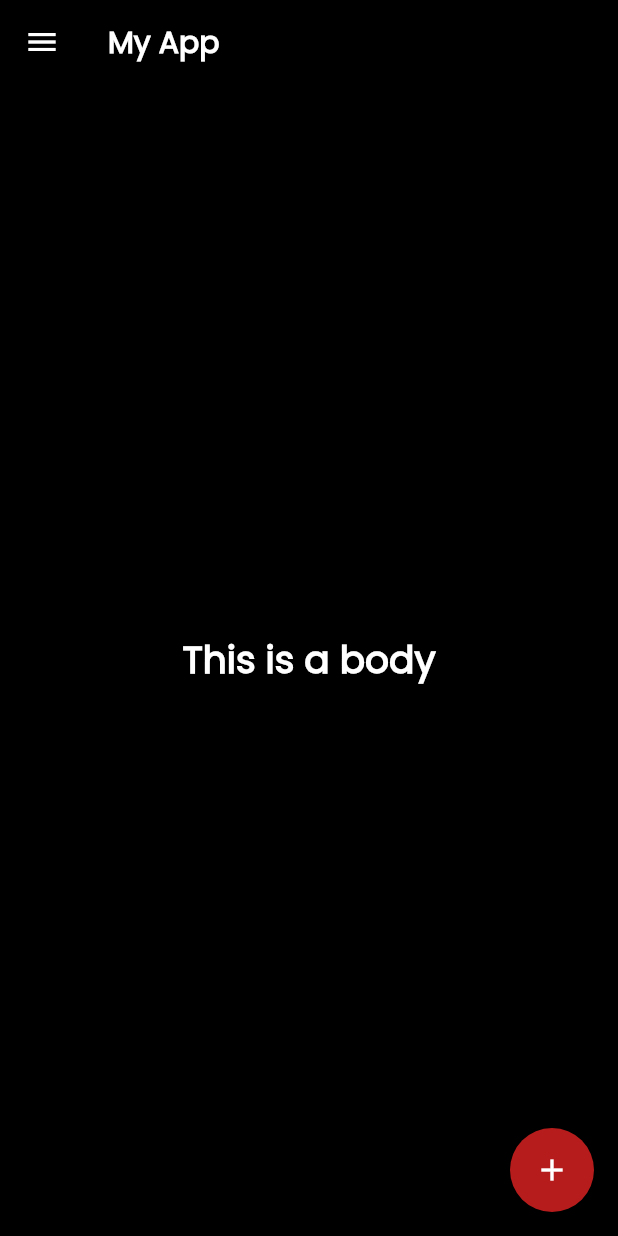
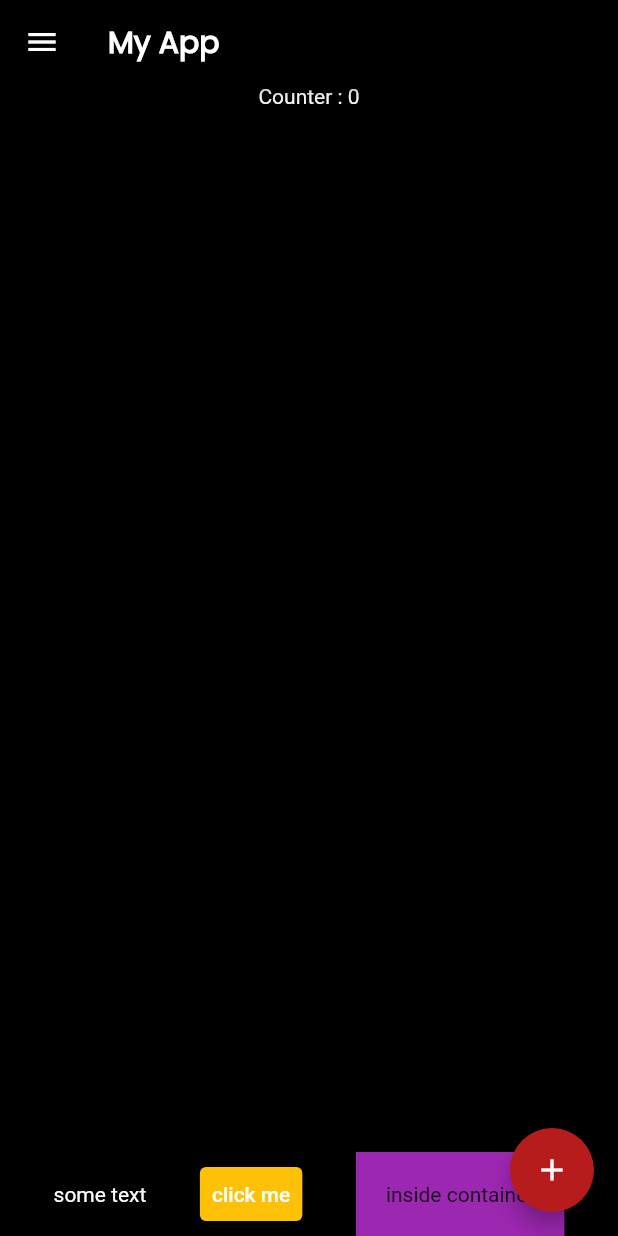
Before and after one commit to abhijeetr-ajmerainfotech/flutter_tutorial, a Flutter app: the screen it shows after launch, on a phone screen of 412 x 824 dp. Run offline on Flutter 3.47's test engine with Material 2 defaults, Android fonts, the phone set to English and light mode, and no system bars.

Commit message:
rows and column (#2)

```diff
--- a/myapp/lib/main.dart
+++ b/myapp/lib/main.dart
@@ -1,74 +1,21 @@
-// import 'package:flutter/material.dart';
-
-// void main() => runApp(const MyApp());
-
-// class MyApp extends StatelessWidget {
-//   const MyApp({super.key});
-
-//   // This widget is the root of your application.
-//   @override
-//   Widget build(BuildContext context) {
-//     return MaterialApp(
-//       title: 'Flutter Demo',
-//       theme: ThemeData(
-//         primarySwatch: Colors.blue,
-//       ),
-//       home: const MyHomePage(),
-//     );
-//   }
-// }
-
-// class MyHomePage extends StatefulWidget {
-//   const MyHomePage({super.key});
-
-//   @override
-//   State<MyHomePage> createState() => _MyHomePageState();
-// }
-
-// class _MyHomePageState extends State<MyHomePage> {
-//   int _counter = 0;
-
-//   void _incrementCounter() {
-//     setState(() {
-//       _counter++;
-//     });
-//   }
-
-//   @override
-//   Widget build(BuildContext context) {
-//     return Scaffold(
-//       appBar: AppBar(
-//         title: const Text('My App'),
-//       ),
-//       body: Center(
-//         child: Column(
-//           mainAxisAlignment: MainAxisAlignment.center,
-//           children: <Widget>[
-//             const Text(
-//               'You have pushed the button this many times:',
-//             ),
-//             Text(
-//               '$_counter',
-//               style: Theme.of(context).textTheme.headline4,
-//             ),
-//           ],
-//         ),
-//       ),
-//       floatingActionButton: FloatingActionButton(
-//         onPressed: _incrementCounter,
-//         tooltip: 'Increment',
-//         child: const Icon(Icons.add),
-//       ), // This trailing comma makes auto-formatting nicer for build methods.
-//     );
-//   }
-// }
-// --------------------------------------------------------------------------------------------------
 import 'package:flutter/material.dart';
 
 void main() => runApp(const MaterialApp(home: MyWidget()));
 
-class MyWidget extends StatelessWidget {
+class MyWidget extends StatefulWidget {
   const MyWidget({super.key});
+  @override
+  State<MyWidget> createState() => _MyWidgetState();
+}
+
+class _MyWidgetState extends State<MyWidget> {
+  int _counter = 0;
+
+  void addCounter() {
+    setState(() {
+      _counter++;
+    });
+  }
 
   @override
   Widget build(BuildContext context) {
@@ -85,16 +32,45 @@ class MyWidget extends StatelessWidget {
           ),
           backgroundColor: Colors.black,
         ),
-        body: const Center(
-          child: Text(
-            'This is a body',
-            style: TextStyle(
-                fontFamily: 'Poppins',
-                fontSize: 25,
-                color: Colors.white,
-                fontWeight: FontWeight.w600),
-          ),
-        ),
+        body: Column(
+            mainAxisAlignment: MainAxisAlignment.spaceBetween,
+            children: [
+              Center(
+                child: Text(
+                  'Counter : $_counter',
+                  style: const TextStyle(color: Colors.white),
+                ),
+              ),
+              Column(
+                  mainAxisAlignment: MainAxisAlignment.end,
+                  crossAxisAlignment: CrossAxisAlignment.center,
+                  children: <Widget>[
+                    Row(
+                      mainAxisAlignment: MainAxisAlignment.spaceEvenly,
+                      crossAxisAlignment: CrossAxisAlignment.center,
+                      children: <Widget>[
+                        const Text(
+                          'some text',
+                          style: TextStyle(color: Colors.white),
+                        ),
+                        TextButton(
+                            onPressed: (() => addCounter),
+                            style: TextButton.styleFrom(
+                              backgroundColor: Colors.amber,
+                            ),
+                            child: const Text(
+                              'click me',
+                              style: TextStyle(color: Colors.white),
+                            )),
+                        Container(
+                          color: Colors.purple,
+                          padding: const EdgeInsets.all(20.0),
+                          child: const Text('inside container'),
+                        ),
+                      ],
+                    ),
+                  ]),
+            ]),
         backgroundColor: Colors.black,
         floatingActionButton: FloatingActionButton(
           backgroundColor: Colors.red[900],
```
